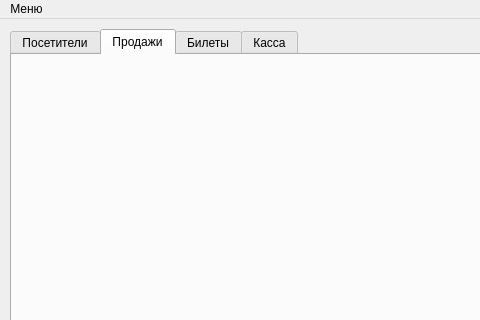
First picture: the form in forms/main_form.ui, repository MarcusStill/PyMASL, before the edit; both pictures show x 0 to 480 and y 0 to 320 of the 1043 by 666 pixel window.
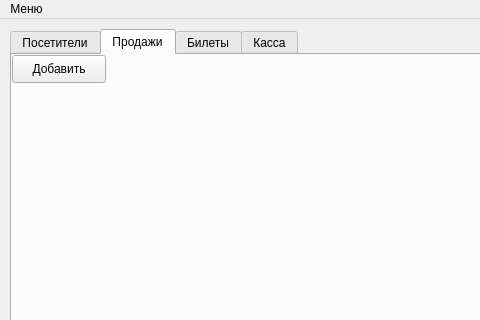
Second picture: the form after the edit. The open tabs and pages were chosen to show the change.

Commit message: Fix sale form: - added show clients on tablewidget - double click --> add client tablewidget_2

Diff of the .ui file:
```diff
--- a/forms/main_form.ui
+++ b/forms/main_form.ui
@@ -203,6 +203,19 @@
      <attribute name="title">
       <string>Продажи</string>
      </attribute>
+     <widget class="QPushButton" name="pushButton_12">
+      <property name="geometry">
+       <rect>
+        <x>0</x>
+        <y>0</y>
+        <width>94</width>
+        <height>28</height>
+       </rect>
+      </property>
+      <property name="text">
+       <string>Добавить</string>
+      </property>
+     </widget>
     </widget>
     <widget class="QWidget" name="tickets">
      <attribute name="title">
```
The commit also changes 4 other files.
